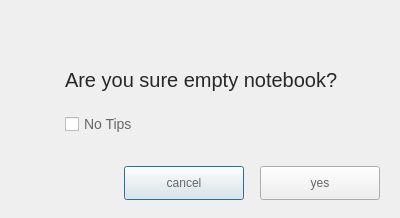
Before: the Qt Designer form src/emptyNotes.ui in ukui/ukui-notebook, drawn with Qt 5.
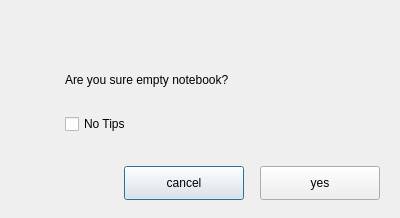
After: the same form once the commit is applied.

Commit message:
fix(notebook): BUG[66224]:[4h冒烟][便签贴]清除便签贴后“确认”与“取消”按钮依然显示为点击态。
Description: BUG[66224]:[4h冒烟][便签贴]清除便签贴后“确认”与“取消”按钮依然显示为点击态。

Log: BUG[66224]:[4h冒烟][便签贴]清除便签贴后“确认”与“取消”按钮依然显示为点击态。

```diff
--- a/src/emptyNotes.ui
+++ b/src/emptyNotes.ui
@@ -32,12 +32,7 @@
      </rect>
     </property>
     <property name="styleSheet">
-     <string notr="true">font-size:20px;
-
-font-weight:400;
-color:rgba(40,40,40,1);
-line-height:34px;
-opacity:0.97;
+     <string notr="true">
 </string>
     </property>
     <property name="text">
@@ -54,11 +49,7 @@
      </rect>
     </property>
     <property name="styleSheet">
-     <string notr="true">font-size:14px;
-font-weight:400;
-color:rgba(102,102,102,1);
-line-height:40px;
-opacity:0.91;</string>
+     <string notr="true"/>
     </property>
     <property name="text">
      <string>No Tips</string>
@@ -74,8 +65,7 @@
      </rect>
     </property>
     <property name="styleSheet">
-     <string notr="true">color:rgba(102,102,102,1);
-line-height:24px;</string>
+     <string notr="true"/>
     </property>
     <property name="text">
      <string>cancel</string>
@@ -90,10 +80,6 @@
       <height>34</height>
      </rect>
     </property>
-    <property name="styleSheet">
-     <string notr="true">color:rgba(102,102,102,1);
-line-height:24px;</string>
-    </property>
     <property name="text">
      <string>yes</string>
     </property>
```
The commit also changes 1 other file.
